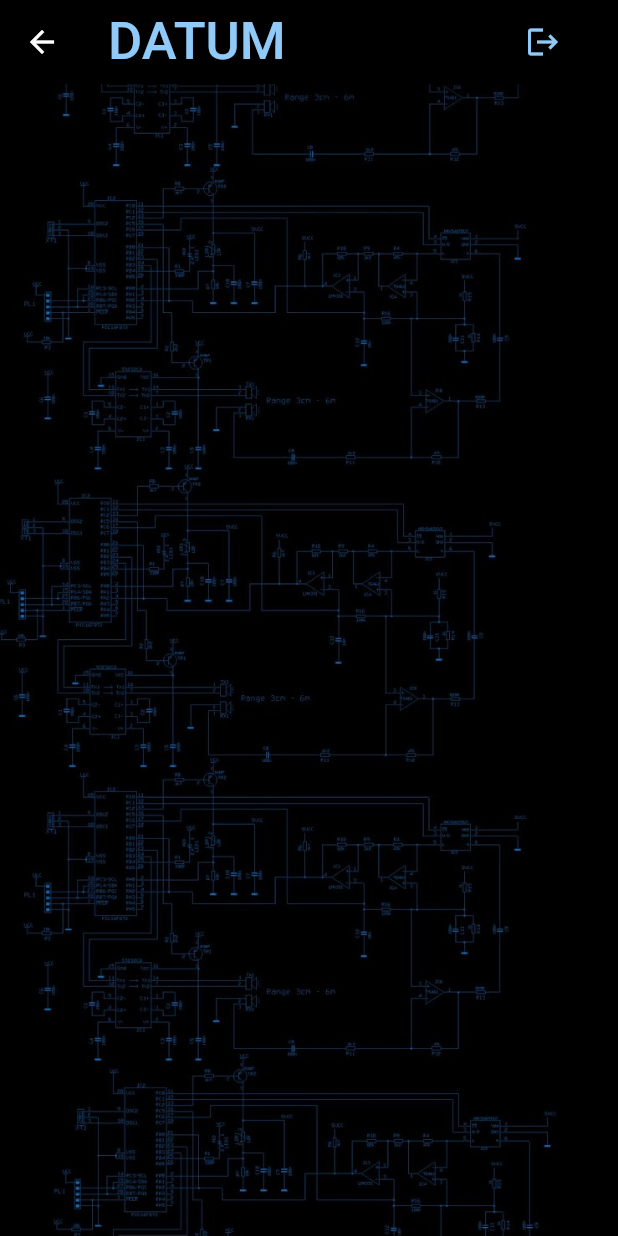
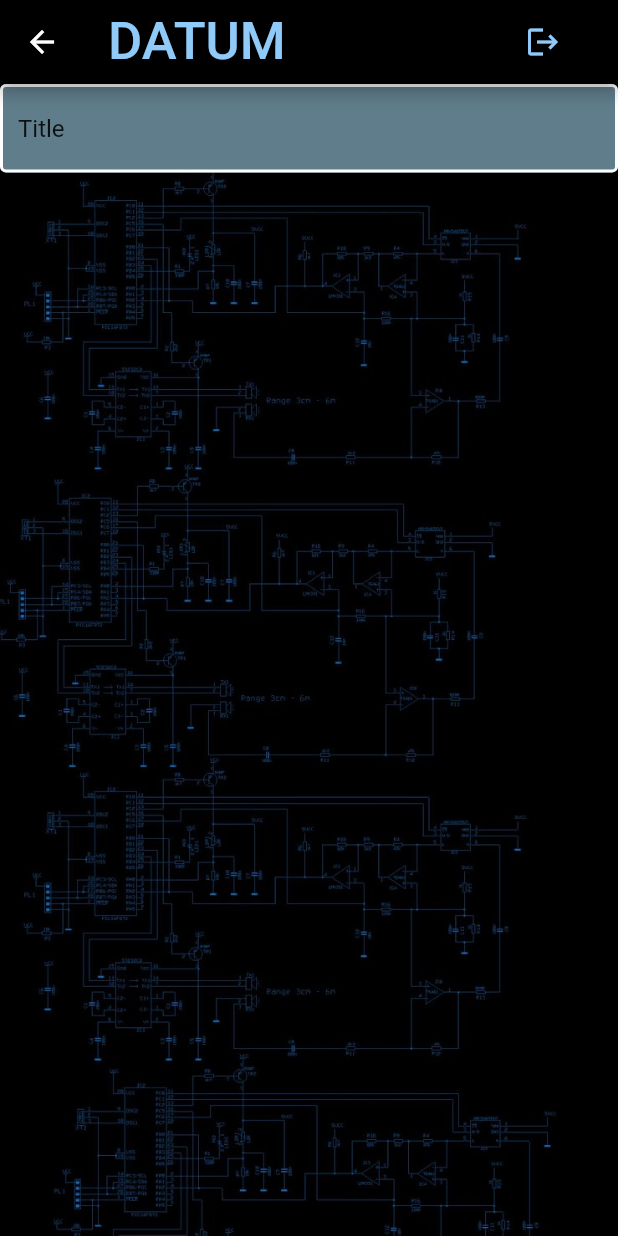
Before and after one commit to araboy24/Datum, a Flutter app: the AddData screen opened directly, on a phone screen of 412 x 824 dp. Run offline on Flutter 3.47's test engine with Material 2 defaults, Android fonts, the phone set to English and light mode, and no system bars; our stand-ins replace cloud_firestore, firebase_auth, firebase_core, flutter_spinkit, google_sign_in; accounts and stored records are empty.

Commit message:
created add data widget

```diff
--- a/lib/views/add_data.dart
+++ b/lib/views/add_data.dart
@@ -11,6 +11,7 @@ class _AddDataState extends State<AddData> {
 
   final _formKey = GlobalKey<FormState>();
   final AuthService _auth = AuthService();
+  String title = '';
 
   @override
   Widget build(BuildContext context) {
@@ -39,7 +40,18 @@ class _AddDataState extends State<AddData> {
         decoration: bgDec,
         child: Column(
           children: [
-
+            TextFormField(
+              decoration:
+              textInputDecoration.copyWith(hintText: 'Title'),
+              validator: (val) =>
+              val.isEmpty ? 'Enter a Title' : null,
+              onChanged: (val) {
+                  setState(() {
+                    title = val;
+                  },
+                );
+              },
+            ),
           ],
         ),
       ),
```
